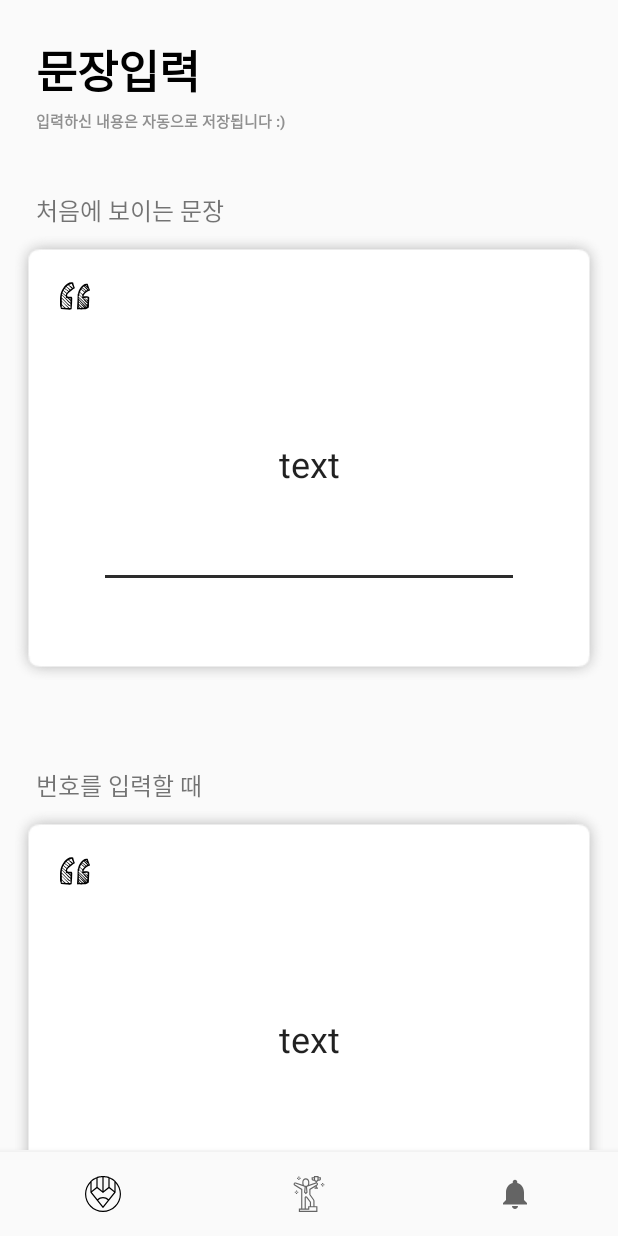
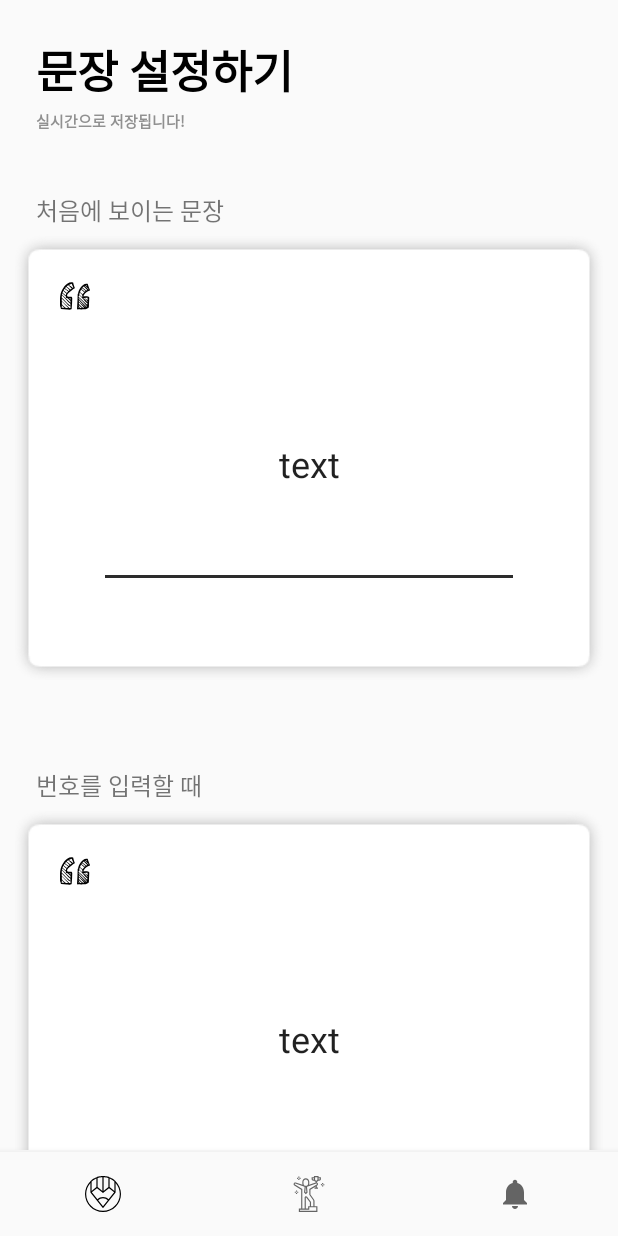
Before and after one commit to lipnus/picker, an Android app: the screen it shows after launch (MainActivity), on a phone screen of 412 x 824 dp. Run offline under Robolectric (Android 15) with nearby library versions, the phone set to English and light mode, and no system bars; libraries missing offline, so code that uses them is left out: com.rengwuxian.materialedittext; plain views replace MaterialEditText; 1 statement that could not run was skipped.

```diff
--- a/app/src/main/java/com/lipnus/android/numpicker/ui/MainPresenter.kt
+++ b/app/src/main/java/com/lipnus/android/numpicker/ui/MainPresenter.kt
@@ -21,12 +21,7 @@ class MainPresenter(private val mainView: MainContract.View): MainContract.Prese
 
         if( ! isDatabaseInited()){
 
-            R.string.setting_input_content.toString()
 
-            Log.d("SSS", R.string.setting_input_content.toString())
-//            mainView.saveStringPref("1",  )
-//            mainView.saveStringPref("2", "inited")
-//            mainView.saveStringPref("3", "inited")
         }
     }
 
--- a/app/src/main/java/com/lipnus/android/numpicker/ui/first/FirstRecyclerViewAdaptor.kt
+++ b/app/src/main/java/com/lipnus/android/numpicker/ui/first/FirstRecyclerViewAdaptor.kt
@@ -32,7 +32,6 @@ class FirstRecyclerViewAdaptor : RecyclerView.Adapter<RecyclerView.ViewHolder>()
 
         view.inputEt.setText( items[position].text )
         view.titleTv.text = items[position].title
-
     }
 
 
--- a/app/src/main/res/values/strings.xml
+++ b/app/src/main/res/values/strings.xml
@@ -5,8 +5,8 @@
     <string name="title_second">갑시다</string>
     <string name="title_third">Third</string>
 
-    <string name="setting_title">문장입력</string>
-    <string name="setting_subtitle">입력하신 내용은 자동으로 저장됩니다 :)</string>
+    <string name="setting_title">문장 설정하기</string>
+    <string name="setting_subtitle">실시간으로 저장됩니다!</string>
 
     <string name="setting_title_input">처음에 보이는 문장</string>
     <string name="setting_title_getting">번호를 입력할 때</string>
@@ -16,9 +16,9 @@
     <string name="setting_success_explain">번호를 치는동안 나오는 문장</string>
     <string name="setting_deny_explain">거절버튼을 눌렀을 때 표시되는 문장</string>
 
-    <string name="setting_input_content">안녕하세요! 번호를 입력해주세요.</string>
+    <string name="setting_input_content">안녕하세요! 번호 알려주세요.</string>
     <string name="setting_deny_content">거절은 거절합니다ㅜㅜ</string>
-    <string name="setting_success_content">감사합니다</string>
+    <string name="setting_success_content">감사합니다.</string>
 
     <string name="go_title">지금이 타이밍</string>
     <string name="go_subtitle">번호를 얻고 승리자가 되세요!</string>
```
Also changed, not shown: app/src/main/java/com/lipnus/android/numpicker/ui/number/NumberActivity.kt (+30 -1 lines), app/src/main/java/com/lipnus/android/numpicker/ui/number/NumberContract.kt (added, +20 -0 lines), app/src/main/java/com/lipnus/android/numpicker/ui/number/NumberPresenter.kt (added, +9 -0 lines), app/src/main/res/layout/activity_number.xml (+8 -0 lines).
